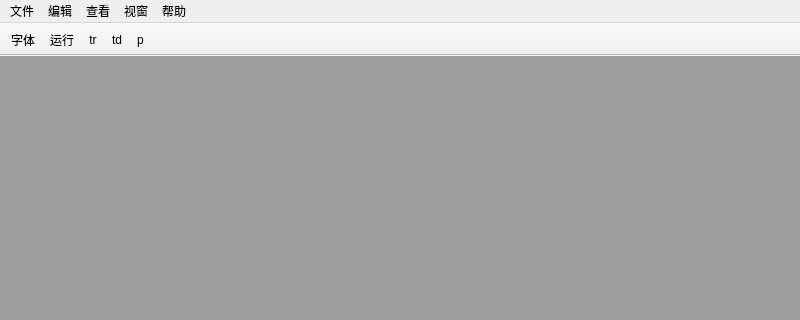
Above: mainwindow.ui from sonichy/HTYEdit before the change; both pictures show x 0 to 800 and y 0 to 320 of the 800 by 600 pixel window. Below: the same form after it.
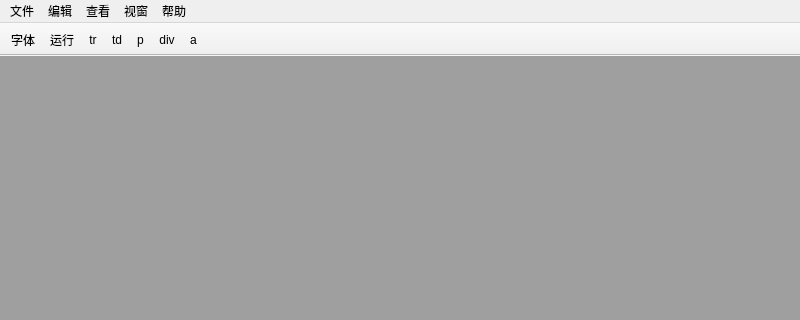
That is the form after the change. Icons and pictures are not drawn.

The edit to the form file:
```diff
--- a/mainwindow.ui
+++ b/mainwindow.ui
@@ -149,6 +149,8 @@
    <addaction name="action_tr"/>
    <addaction name="action_td"/>
    <addaction name="action_p"/>
+   <addaction name="action_div"/>
+   <addaction name="action_a"/>
   </widget>
   <widget class="QStatusBar" name="statusBar"/>
   <action name="action_new">
@@ -484,6 +486,31 @@
     <string>Ctrl+Alt+P</string>
    </property>
   </action>
+  <action name="action_div">
+   <property name="text">
+    <string>div</string>
+   </property>
+   <property name="toolTip">
+    <string>Ctrl+Alt+D</string>
+   </property>
+   <property name="font">
+    <font/>
+   </property>
+   <property name="shortcut">
+    <string>Ctrl+Alt+D</string>
+   </property>
+  </action>
+  <action name="action_a">
+   <property name="text">
+    <string>a</string>
+   </property>
+   <property name="toolTip">
+    <string>Ctrl+Shift+A</string>
+   </property>
+   <property name="shortcut">
+    <string>Ctrl+Shift+A</string>
+   </property>
+  </action>
  </widget>
  <layoutdefault spacing="6" margin="11"/>
  <resources>
```
Left out of the diff: 2 changed lines with no effect on the pictures.
